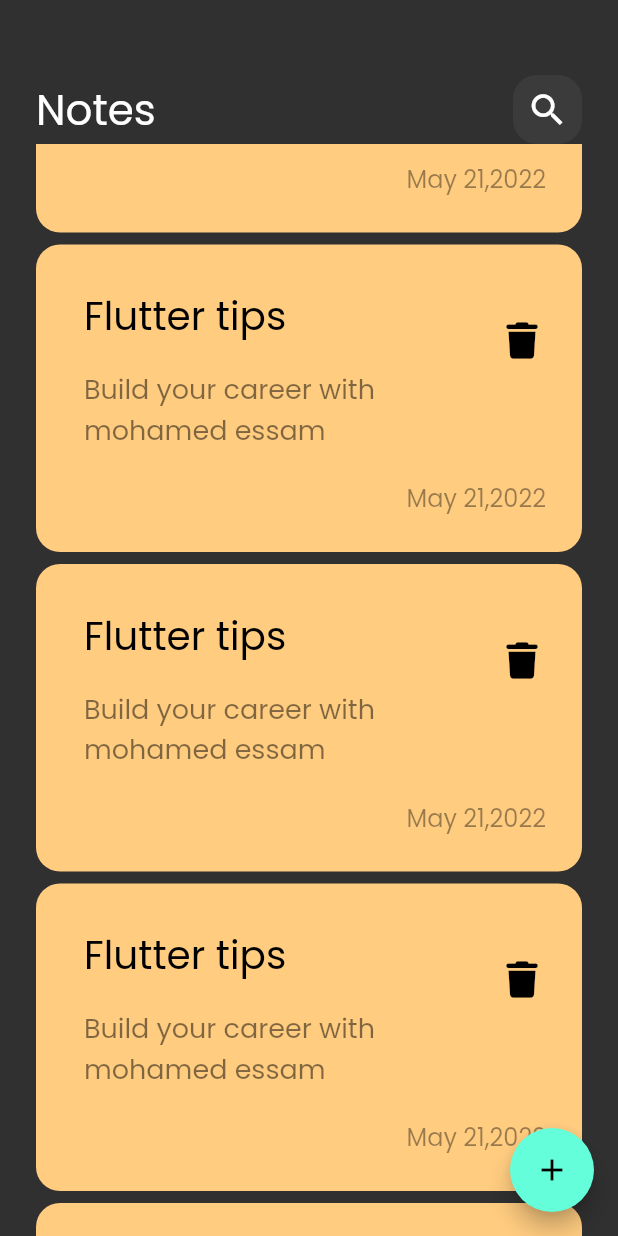
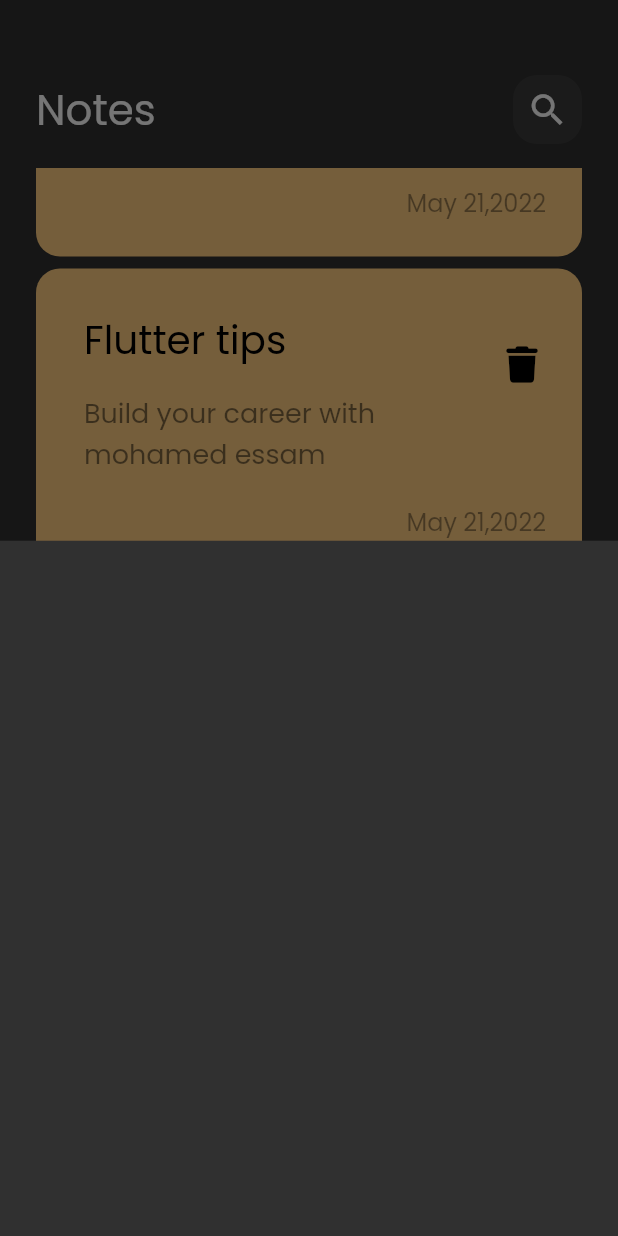
Before and after one commit to MohamedEssam-900009/notes_app, a Flutter app: the screen it shows after launch, scrolled down 576 dp, after a tap on the "add" icon, on a phone screen of 412 x 824 dp. Run offline on Flutter 3.47's test engine with Material 2 defaults, Android fonts, the phone set to English and light mode, and no system bars; our stand-ins replace font_awesome_flutter.

Commit message:
show model bottom sheet

```diff
--- a/lib/views/notes_view.dart
+++ b/lib/views/notes_view.dart
@@ -1,5 +1,6 @@
 import 'package:flutter/material.dart';
 
+import 'widgets/add_note_bottom_sheet.dart';
 import 'widgets/notes_view_body.dart';
 
 class NotesView extends StatelessWidget {
@@ -10,7 +11,11 @@ class NotesView extends StatelessWidget {
     return Scaffold(
       body: const NotesViewBody(),
       floatingActionButton: FloatingActionButton(
-        onPressed: () {},
+        onPressed: () {
+          showModalBottomSheet(context: context, builder: (context) {
+            return const AddNoteBottomSheet();
+          },);
+        },
         child: const Icon(Icons.add),
       ),
     );
--- /dev/null
+++ b/lib/views/widgets/add_note_bottom_sheet.dart
@@ -0,0 +1,10 @@
+import 'package:flutter/material.dart';
+
+class AddNoteBottomSheet extends StatelessWidget {
+  const AddNoteBottomSheet({super.key});
+
+  @override
+  Widget build(BuildContext context) {
+    return Container();
+  }
+}
--- a/lib/views/widgets/notes_list_view.dart
+++ b/lib/views/widgets/notes_list_view.dart
@@ -7,13 +7,17 @@ class NotesListView extends StatelessWidget {
 
   @override
   Widget build(BuildContext context) {
-    return ListView.builder(
+    return Padding(
+      padding: const EdgeInsets.symmetric(vertical: 16.0),
+      child: ListView.builder(
+        padding: EdgeInsets.zero,
         itemBuilder: (context, index) {
           return const Padding(
             padding: EdgeInsets.symmetric(vertical: 4.0),
             child: NoteItem(),
           );
         },
+      ),
     );
   }
 }
```
Lines whose indentation alone changed are shown as unchanged.
